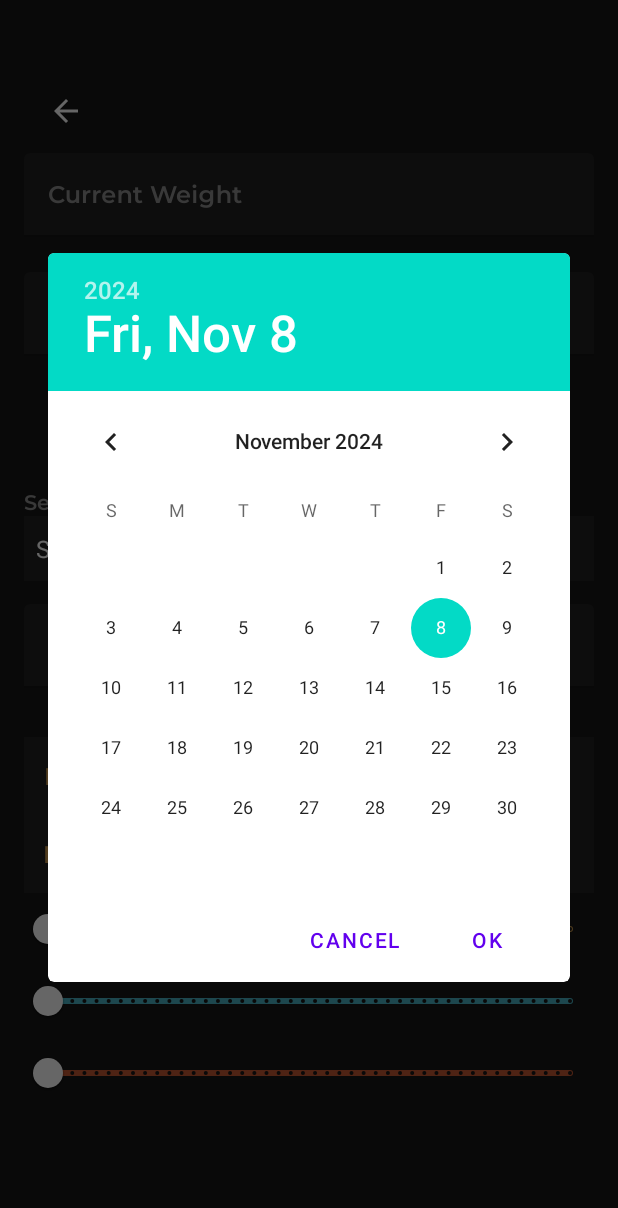
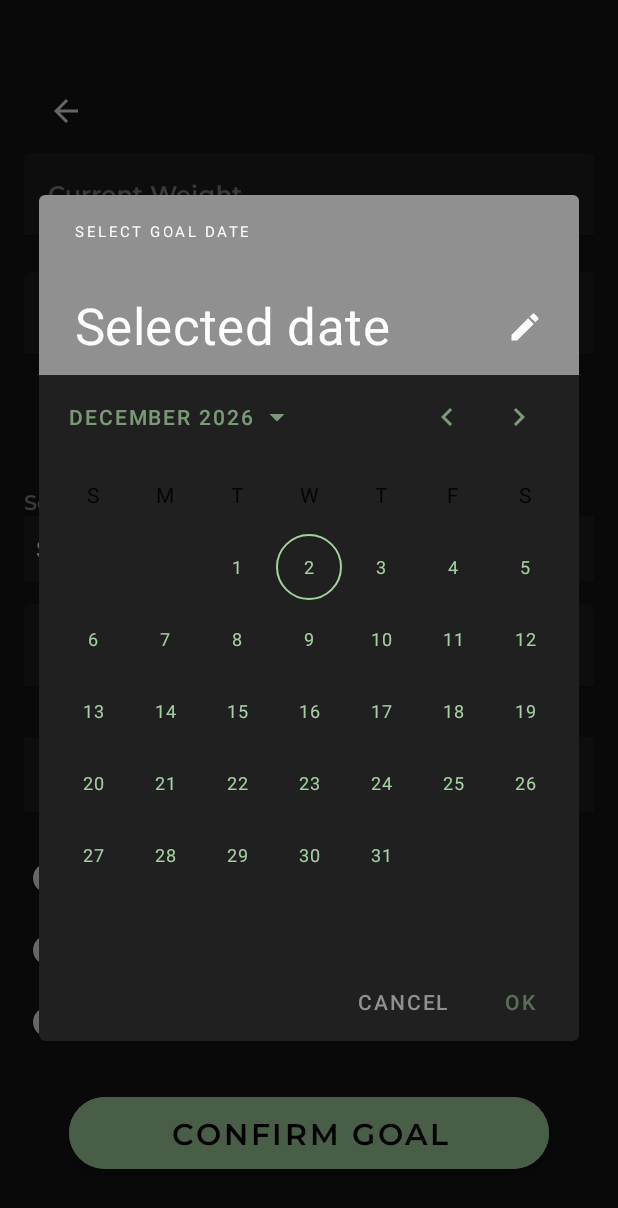
Before and after one commit to YiMingBao0930/groupProject, an Android app: the fragment GoalSettingFragment placed in its activity, after a tap on "GOAL DATE", on a phone screen of 412 x 824 dp. Shown: the top 1208 px of the screen. Run offline under Robolectric (Android 15) with nearby library versions, the phone set to English and light mode, and no system bars.

Commit message:
Made date constrain to only after current date, further math improvements of recommendation, confirm goal button will check if all fields entered and then go to home page in the future

```diff
--- /dev/null
+++ b/app/src/main/java/com/cs407/grouplab/DateValidatorFromToday.kt
@@ -0,0 +1,30 @@
+package com.cs407.grouplab
+
+import android.os.Parcel
+import com.google.android.material.datepicker.CalendarConstraints
+import java.util.Calendar
+
+// Custom DateValidator that allows only dates from today onwards
+class DateValidatorFromToday : CalendarConstraints.DateValidator {
+    override fun isValid(date: Long): Boolean {
+        val today = Calendar.getInstance()
+        today.set(Calendar.HOUR_OF_DAY, 0)
+        today.set(Calendar.MINUTE, 0)
+        today.set(Calendar.SECOND, 0)
+        today.set(Calendar.MILLISECOND, 0)
+        return date >= today.timeInMillis
+    }
+
+    override fun writeToParcel(dest: Parcel, flags: Int) {}
+    override fun describeContents(): Int = 0
+
+    companion object CREATOR : android.os.Parcelable.Creator<DateValidatorFromToday> {
+        override fun createFromParcel(source: android.os.Parcel): DateValidatorFromToday {
+            return DateValidatorFromToday()
+        }
+
+        override fun newArray(size: Int): Array<DateValidatorFromToday?> {
+            return arrayOfNulls(size)
+        }
+    }
+}
--- a/app/src/main/java/com/cs407/grouplab/GoalSettingFragment.kt
+++ b/app/src/main/java/com/cs407/grouplab/GoalSettingFragment.kt
@@ -2,6 +2,8 @@ package com.cs407.grouplab
 
 import android.app.DatePickerDialog
 import android.os.Bundle
+import android.text.Editable
+import android.text.TextWatcher
 import android.view.LayoutInflater
 import android.view.View
 import android.view.ViewGroup
@@ -13,9 +15,15 @@ import android.widget.TextView
 import androidx.appcompat.app.AppCompatActivity
 import androidx.appcompat.widget.Toolbar
 import androidx.fragment.app.Fragment
+import com.google.android.material.datepicker.CalendarConstraints
+import com.google.android.material.datepicker.MaterialDatePicker
 import com.google.android.material.slider.Slider
+import java.text.SimpleDateFormat
 import kotlin.math.roundToInt
 import java.util.Calendar
+import java.util.Date
+import java.util.Locale
+import java.util.TimeZone
 
 
 class GoalSettingFragment : Fragment() {
@@ -38,6 +46,7 @@ class GoalSettingFragment : Fragment() {
 
     // Example base caloric intake
     private var baseCalories = 2000
+    private var recommendedCalories = 2000 // Initialize recommendedCalories
     private var isAdjusting = false // Prevent recursive updates
 
     override fun onCreateView(
@@ -80,6 +89,20 @@ class GoalSettingFragment : Fragment() {
             showDatePickerDialog()
         }
 
+        // Set up TextWatcher for recommendedCaloriesTextEdit
+        recommendedCaloriesTextEdit.addTextChangedListener(object : TextWatcher {
+            override fun beforeTextChanged(s: CharSequence?, start: Int, count: Int, after: Int) {}
+
+            override fun onTextChanged(s: CharSequence?, start: Int, before: Int, count: Int) {
+                // Update recommendedCalories and recalculate values
+                val caloriesText = s.toString()
+                recommendedCalories = caloriesText.toIntOrNull() ?: 2000 // Default to 2000 if input is invalid
+                updateTextViews() // Recalculate values
+            }
+
+            override fun afterTextChanged(s: Editable?) {}
+        })
+
         // Set up the activity level spinner
         val activityLevels = arrayOf(
             "Sedentary (little or no exercise)",
@@ -105,6 +128,8 @@ class GoalSettingFragment : Fragment() {
         goalWeightTextEdit.addTextChangedListener(weightTextWatcher)
 
         // Calculate calories whenever the activity level is changed
+        curWeightTextEdit.addTextChangedListener(weightTextWatcher)
+        goalWeightTextEdit.addTextChangedListener(weightTextWatcher)
         activityLevelSpinner.onItemSelectedListener = object : AdapterView.OnItemSelectedListener {
             override fun onItemSelected(parent: AdapterView<*>?, view: View?, position: Int, id: Long) {
                 calculateRecommendedCalories()
@@ -124,18 +149,31 @@ class GoalSettingFragment : Fragment() {
         override fun afterTextChanged(s: android.text.Editable?) {}
     }
 
+
     private fun calculateRecommendedCalories() {
         val curWeightText = curWeightTextEdit.text.toString()
         val goalWeightText = goalWeightTextEdit.text.toString()
+        val goalDateText = goalDateButton.text.toString()
 
-        if (curWeightText.isNotEmpty() && goalWeightText.isNotEmpty()) {
+        // Check if all required fields are filled and the goal date is valid
+        if (curWeightText.isNotEmpty() && goalWeightText.isNotEmpty() && goalDateText != "Goal Date") {
             val currentWeight = curWeightText.toFloatOrNull()
             val goalWeight = goalWeightText.toFloatOrNull()
 
             if (currentWeight != null && goalWeight != null) {
-                // Simple calorie adjustment logic
+                try {
+                    // Parse the goal date
+                    val sdf = SimpleDateFormat("MM/dd/yyyy", Locale.getDefault())
+                    val goalDate = sdf.parse(goalDateText)
+                    val today = Calendar.getInstance().time
+
+                    // Calculate days until goal date
+                    val daysUntilGoal = ((goalDate!!.time - today.time) / (1000 * 60 * 60 * 24)).toInt()
+
+                    // Calculate daily calorie adjustment
                     val weightDifference = goalWeight - currentWeight
-                val calorieAdjustment = (weightDifference * 500).roundToInt() // 500 calories per pound of weight change
+                    val totalCalorieChange = (weightDifference * 3500).toInt() // 3500 calories per pound
+                    val dailyCalorieChange = (totalCalorieChange / daysUntilGoal).coerceIn(-1000, 1000)
 
                     // Adjust base calories based on activity level
                     val activityFactor = when (activityLevelSpinner.selectedItemPosition) {
@@ -143,15 +181,24 @@ class GoalSettingFragment : Fragment() {
                         1 -> 1.375f // Lightly Active
                         2 -> 1.55f // Moderately Active
                         3 -> 1.725f // Very Active
-                    4 -> 1.9f // Extra Active
                         else -> 1.2f
                     }
 
-                val recommendedCalories = ((baseCalories + calorieAdjustment) * activityFactor).roundToInt()
-                recommendedCaloriesTextEdit.text = "$recommendedCalories"
+                    recommendedCalories = ((baseCalories + dailyCalorieChange) * activityFactor).roundToInt()
+                    recommendedCaloriesTextEdit.setText("$recommendedCalories")
+
+                    // Update macronutrient ratios
+                    setDefaultMacroRatios()
+                    updateTextViews()
+                } catch (e: Exception) {
+                    e.printStackTrace()
+                    // Handle any parsing errors
                 }
             }
         }
+    }
+
+
 
     private fun adjustRatios(value: Int, sliderType: String) {
         if (isAdjusting) return // Prevent recursive updates
@@ -209,11 +256,12 @@ class GoalSettingFragment : Fragment() {
     }
 
     private fun updateTextViews() {
-        // Calculate grams based on calories
-        val proteinCalories = (baseCalories * (proteinSlider.value / 100)).toInt()
-        val fatCalories = (baseCalories * (fatSlider.value / 100)).toInt()
-        val carbsCalories = (baseCalories * (carbsSlider.value / 100)).toInt()
+        // Calculate grams based on recommendedCalories
+        val proteinCalories = (recommendedCalories * (proteinSlider.value / 100)).toInt()
+        val fatCalories = (recommendedCalories * (fatSlider.value / 100)).toInt()
+        val carbsCalories = (recommendedCalories * (carbsSlider.value / 100)).toInt()
 
+        // Convert calories to grams
         val proteinGrams = proteinCalories / 4 // 4 calories per gram of protein
         val fatGrams = fatCalories / 9 // 9 calories per gram of fat
         val carbsGrams = carbsCalories / 4 // 4 calories per gram of carbs
@@ -223,27 +271,52 @@ class GoalSettingFragment : Fragment() {
         fatPTextView.text = "Fat: ${fatSlider.value.toInt()}%"
         carbsPTextView.text = "Carbs: ${carbsSlider.value.toInt()}%"
 
-        // Update gram TextViews
+        // Update gram TextViews with the correct values
         proteinGTextView.text = "Protein: $proteinGrams g"
         fatGTextView.text = "Fat: $fatGrams g"
         carbsGTextView.text = "Carbs: $carbsGrams g"
     }
 
+
+    private fun setDefaultMacroRatios() {
+        proteinSlider.value = 30f // 30% Protein
+        fatSlider.value = 25f // 25% Fat
+        carbsSlider.value = 45f // 45% Carbs
+        updateTextViews()
+    }
+
     private fun showDatePickerDialog() {
+        // Get the current time in milliseconds
         val calendar = Calendar.getInstance()
-        val year = calendar.get(Calendar.YEAR)
-        val month = calendar.get(Calendar.MONTH)
-        val day = calendar.get(Calendar.DAY_OF_MONTH)
+        val todayInMillis = calendar.timeInMillis
 
-        val datePickerDialog = DatePickerDialog(
-            requireContext(),
-            { _, selectedYear, selectedMonth, selectedDay ->
-                // Format the date and display it
-                val formattedDate = "${selectedMonth + 1}/$selectedDay/$selectedYear"
+        // Set up constraints to allow only future dates
+        val constraintsBuilder = CalendarConstraints.Builder()
+            .setStart(todayInMillis) // Start from today
+            .setValidator(DateValidatorFromToday()) // Use the custom DateValidator
+
+        // Create the MaterialDatePicker
+        val datePicker = MaterialDatePicker.Builder.datePicker()
+            .setCalendarConstraints(constraintsBuilder.build())
+            .setTitleText("Select Goal Date")
+            .setTheme(R.style.CustomMaterialDatePicker) // Apply the custom theme
+            .build()
+
+        // Show the date picker
+        datePicker.show(parentFragmentManager, "MATERIAL_DATE_PICKER")
+
+        // Handle the date selection
+        datePicker.addOnPositiveButtonClickListener { selection ->
+            // Use Calendar to properly adjust for the timezone
+            val calendar = Calendar.getInstance()
+            calendar.timeInMillis = selection
+
+            // Format the adjusted calendar date
+            val dateFormat = SimpleDateFormat("MM/dd/yyyy", Locale.getDefault())
+            val formattedDate = dateFormat.format(calendar.time)
+
             goalDateButton.text = formattedDate
-            },
-            year, month, day
-        )
-        datePickerDialog.show()
         }
     }
+
+}
--- a/app/src/main/res/layout/fragment_goal_setting.xml
+++ b/app/src/main/res/layout/fragment_goal_setting.xml
@@ -89,7 +89,7 @@
         android:layout_width="wrap_content"
         android:layout_height="wrap_content"
         android:fontFamily="@font/montserrat_semibold"
-        android:text="Select Activity Level"
+        android:text="@string/activity_level"
         android:textColor="@color/project_hint"
         android:paddingTop="10dp" />
 
@@ -137,7 +137,7 @@
 
     <LinearLayout
         android:layout_width="match_parent"
-        android:layout_height="104dp"
+        android:layout_height="50dp"
         android:background="@color/project_sub"
         android:orientation="horizontal">
 
@@ -191,8 +191,8 @@
                 android:id="@+id/fatGTextView"
                 android:layout_width="wrap_content"
                 android:layout_height="wrap_content"
+                android:layout_weight="1"
                 android:fontFamily="@font/montserrat_semibold"
-                android:layout_weight="1"
                 android:gravity="center_vertical"
                 android:text="Fat: 0 g"
                 android:textColor="@color/fat_color"
@@ -229,6 +229,11 @@
                 android:textSize="16sp" />
         </LinearLayout>
     </LinearLayout>
+    <Space
+        android:layout_width="match_parent"
+        android:layout_height="20dp" />
+
+
     <com.google.android.material.slider.Slider
         android:id="@+id/proteinSlider"
         android:layout_width="match_parent"
@@ -268,6 +273,24 @@
         app:thumbColor="@color/white"
         app:thumbTint="@color/carb_color" />
 
+    <Space
+        android:layout_width="match_parent"
+        android:layout_height="20dp" />
+
+    <com.google.android.material.button.MaterialButton
+        android:id="@+id/confirm_goal"
+        android:layout_width="320dp"
+        android:layout_height="60dp"
+        android:layout_gravity="center_horizontal"
+        android:backgroundTint="@color/project_accent"
+        app:cornerRadius="24dp"
+        android:fontFamily="@font/montserrat_semibold"
+        android:gravity="center"
+        android:text="@string/confirm_goal"
+        android:textAlignment="center"
+        android:textColor="@color/black"
+        android:textSize="20sp" />
+
 
 
 </LinearLayout>
--- a/app/src/main/res/values/strings.xml
+++ b/app/src/main/res/values/strings.xml
@@ -22,4 +22,6 @@
     <string name="calorie_edit">Tap to Edit Calories</string>
     <string name="create_account">Create Account</string>
     <string name="days_goal">Goal Date</string>
+    <string name="activity_level">Select Activity Level</string>
+    <string name="confirm_goal">Confirm Goal</string>
 </resources>
--- /dev/null
+++ b/app/src/main/res/values/styles.xml
@@ -0,0 +1,13 @@
+<?xml version="1.0" encoding="utf-8"?>
+<resources>
+    <style name="CustomMaterialDatePicker" parent="ThemeOverlay.MaterialComponents.MaterialCalendar">
+        <!-- Customize calendar colors -->
+        <item name="colorPrimary">@color/project_hint</item>
+        <item name="colorOnPrimary">@color/white</item>
+        <item name="colorSurface">@color/project_sub</item>
+        <item name="colorOnSurface">@color/project_accent</item>
+        <item name="colorAccent">@color/project_accent</item>
+    </style>
+
+
+</resources>
```
Lines whose indentation alone changed are shown as unchanged.
